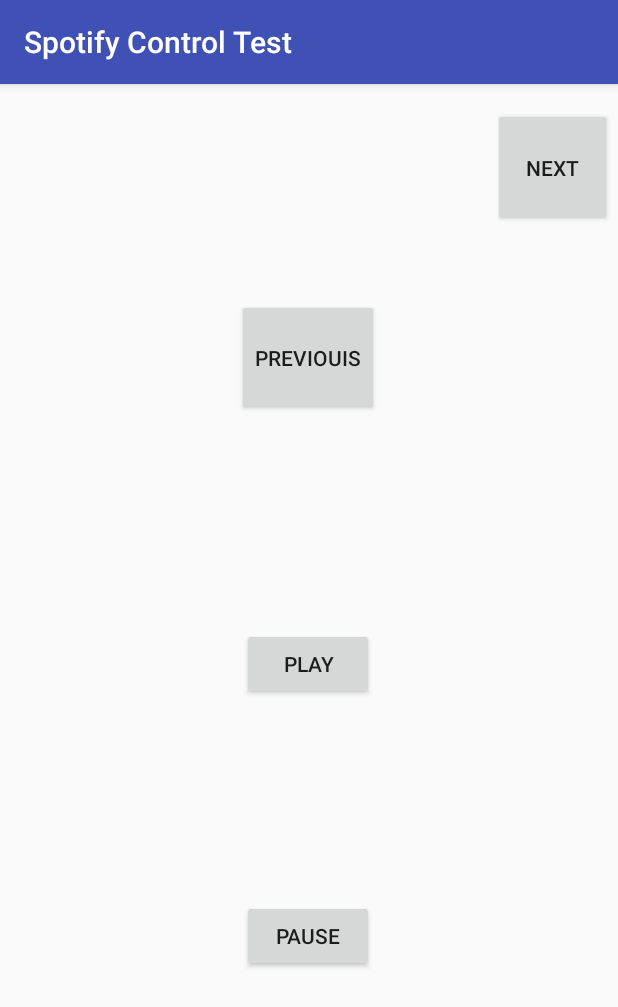
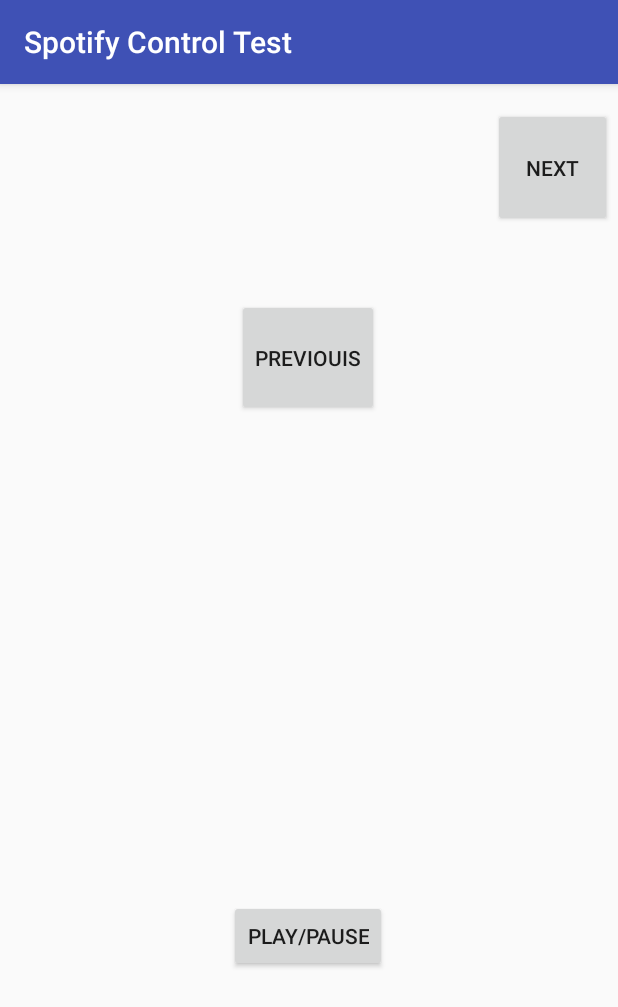
Before and after one commit to Vendetta547/Seminar_Project, an Android app: the screen it shows after launch (MainActivity), on a phone screen of 412 x 824 dp. Shown: the top 1007 px of the screen. Run offline under Robolectric (Android 15) with nearby library versions, the light colour scheme and no system bars.

Commit message:
adds button for new play/pause toggle function.

```diff
--- a/Android_Apps/Spotify_Control_Example/app/src/main/res/layout/activity_main.xml
+++ b/Android_Apps/Spotify_Control_Example/app/src/main/res/layout/activity_main.xml
@@ -32,27 +32,12 @@
         app:layout_constraintTop_toBottomOf="@+id/button" />
 
     <Button
-        android:id="@+id/button4"
-        android:layout_width="wrap_content"
-        android:layout_height="wrap_content"
-        android:layout_marginBottom="8dp"
-        android:layout_marginTop="8dp"
-        android:onClick="playSong"
-        android:text="Play"
-        app:layout_constraintBottom_toTopOf="@+id/button5"
-        app:layout_constraintHorizontal_bias="0.498"
-        app:layout_constraintLeft_toLeftOf="parent"
-        app:layout_constraintRight_toRightOf="parent"
-        app:layout_constraintTop_toBottomOf="@+id/button3"
-        app:layout_constraintVertical_bias="0.516" />
-
-    <Button
         android:id="@+id/button5"
         android:layout_width="wrap_content"
         android:layout_height="wrap_content"
         android:layout_marginBottom="176dp"
-        android:onClick="pauseSong"
-        android:text="Pause"
+        android:onClick="togglePlayPause"
+        android:text="Play/Pause"
         app:layout_constraintBottom_toBottomOf="parent"
         app:layout_constraintHorizontal_bias="0.498"
         app:layout_constraintLeft_toLeftOf="parent"
```
